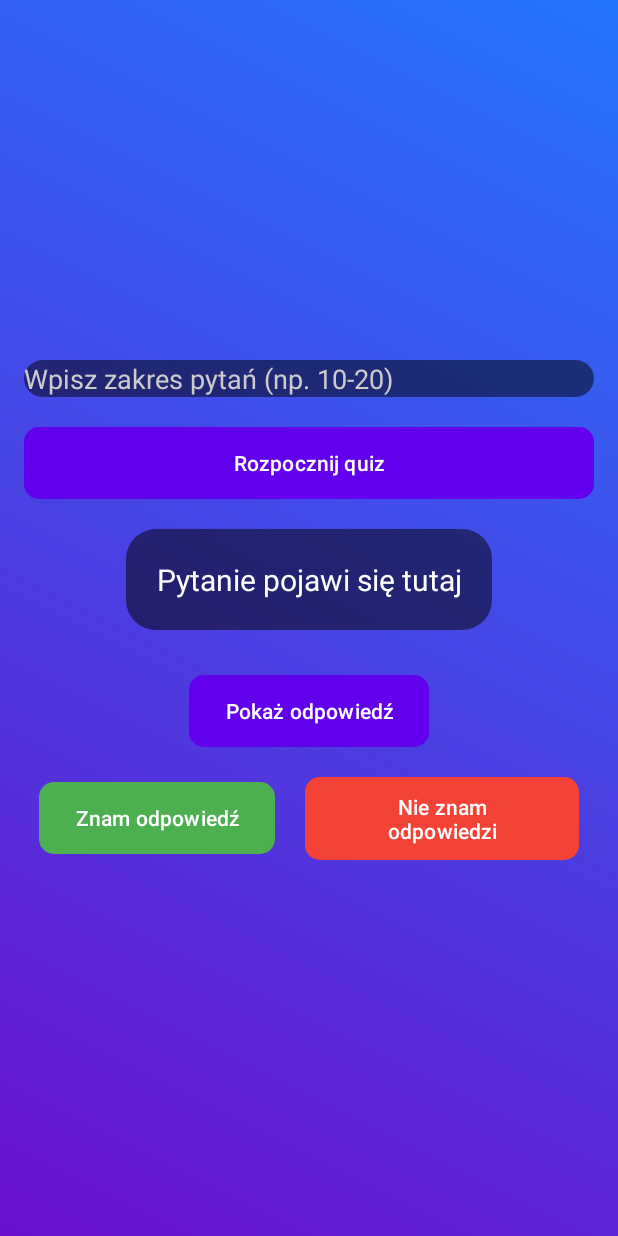
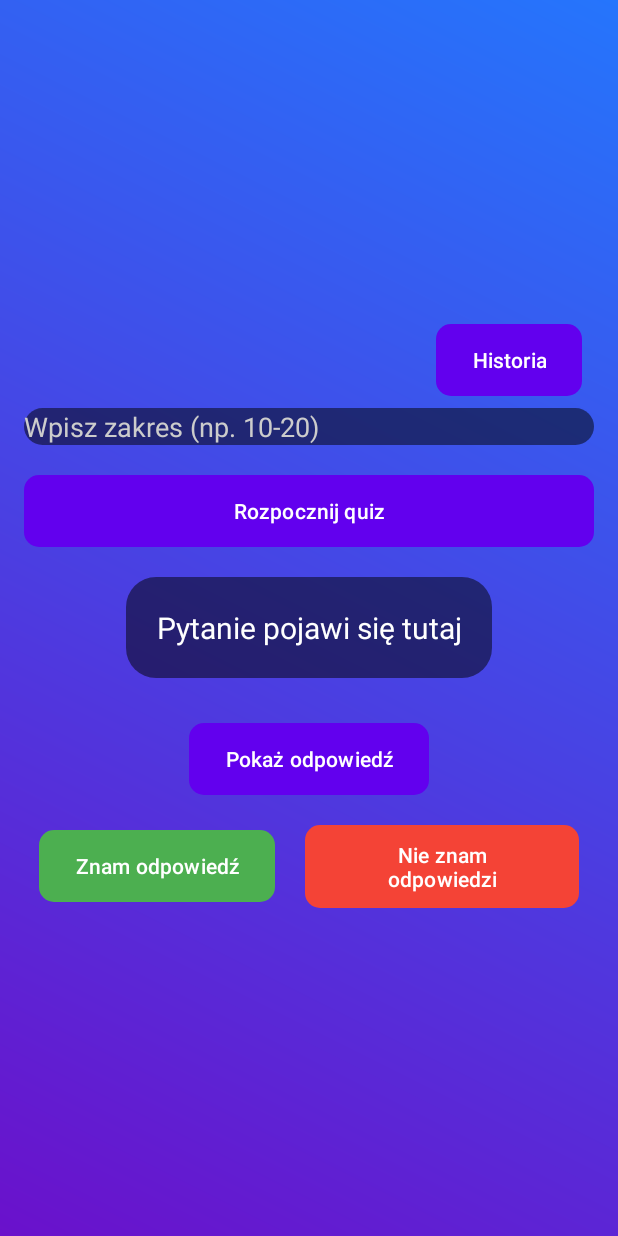
Before and after one commit to N0r3b0/ExamLearning, an Android app: the layout activity_game_mode.xml on its own in the app's theme, with its tools: preview values and no code run, on a phone screen of 412 x 824 dp. Run offline under Robolectric (Android 15) with nearby library versions, the phone set to English and light mode, and no system bars.

Commit message:
Added database with scores and history button

```diff
--- a/app/src/main/res/layout/activity_game_mode.xml
+++ b/app/src/main/res/layout/activity_game_mode.xml
@@ -8,15 +8,47 @@
     android:gravity="center"
     android:background="@drawable/gradient_background">
 
+    <com.google.android.material.button.MaterialButton
+        android:id="@+id/historyButton"
+        android:layout_width="wrap_content"
+        android:layout_height="wrap_content"
+        android:text="Historia"
+        android:background="@drawable/button_background"
+        android:textColor="#FFFFFF"
+        app:backgroundTint="@null"
+        android:layout_gravity="end"
+        android:layout_margin="8dp"/>
+
+    <!-- Score Display -->
+    <TextView
+        android:id="@+id/scoreDisplay"
+        android:layout_width="wrap_content"
+        android:layout_height="wrap_content"
+        android:text="Punkty: 0"
+        android:textSize="18sp"
+        android:textColor="#FFFFFF"
+        android:layout_gravity="end"
+        android:visibility="gone"
+        android:layout_marginBottom="20dp"/>
+
+    <!-- Quiz Setup Section -->
+    <LinearLayout
+        android:id="@+id/setupSection"
+        android:layout_width="match_parent"
+        android:layout_height="wrap_content"
+        android:orientation="vertical"
+        android:gravity="center">
+
         <EditText
             android:id="@+id/rangeInput"
             android:layout_width="match_parent"
             android:layout_height="wrap_content"
-        android:hint="Wpisz zakres pytań (np. 10-20)"
+            android:hint="Wpisz zakres (np. 10-20)"
             android:background="@drawable/rounded_corner"
             android:textColor="#FFFFFF"
             android:textColorHint="#CCCCCC"
             android:layout_marginBottom="20dp"/>
+
         <com.google.android.material.button.MaterialButton
             android:id="@+id/startQuizButton"
             android:layout_width="match_parent"
@@ -26,6 +58,7 @@
             android:textColor="#FFFFFF"
             app:backgroundTint="@null"
             android:layout_marginBottom="20dp"/>
+    </LinearLayout>
 
     <TextView
         android:id="@+id/gameQuestionText"
```
Also changed, not shown: app/src/main/java/com/example/examlearnapp/GameModeActivity.java (+60 -2 lines), app/src/main/java/com/example/examlearnapp/ScoreActivity.java (+50 -1 lines), app/src/main/java/com/example/examlearnapp/ScoreDbHelper.java (added, +54 -0 lines), app/src/main/res/layout/activity_score.xml (+22 -0 lines). Lines whose indentation alone changed are shown as unchanged.
